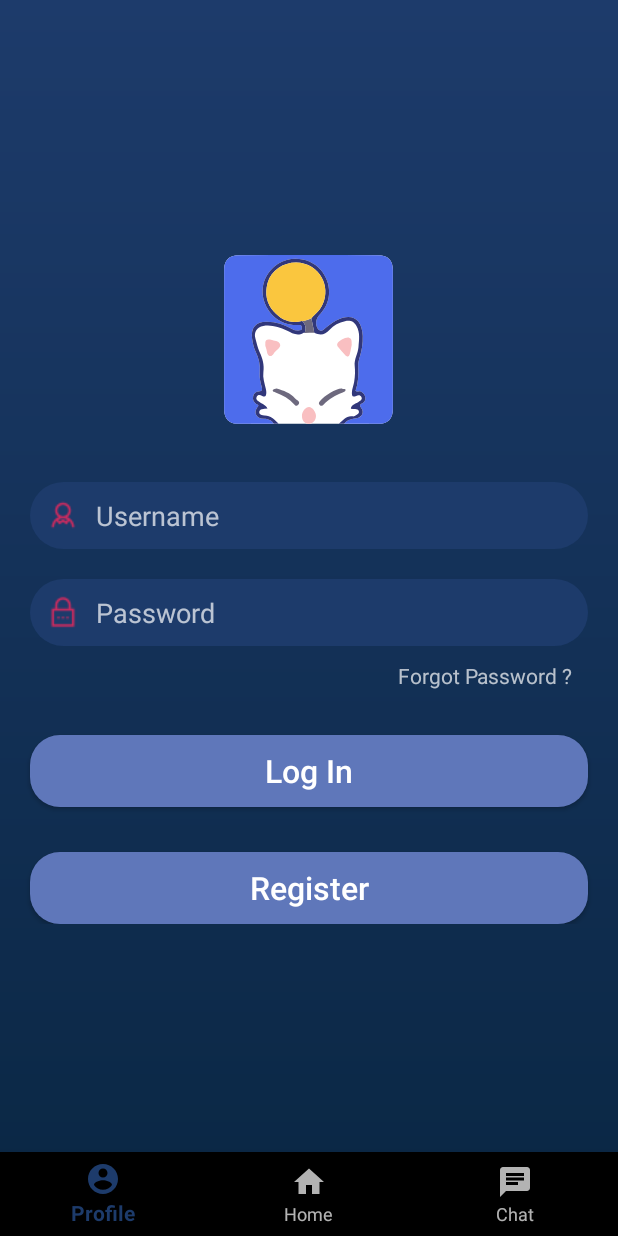
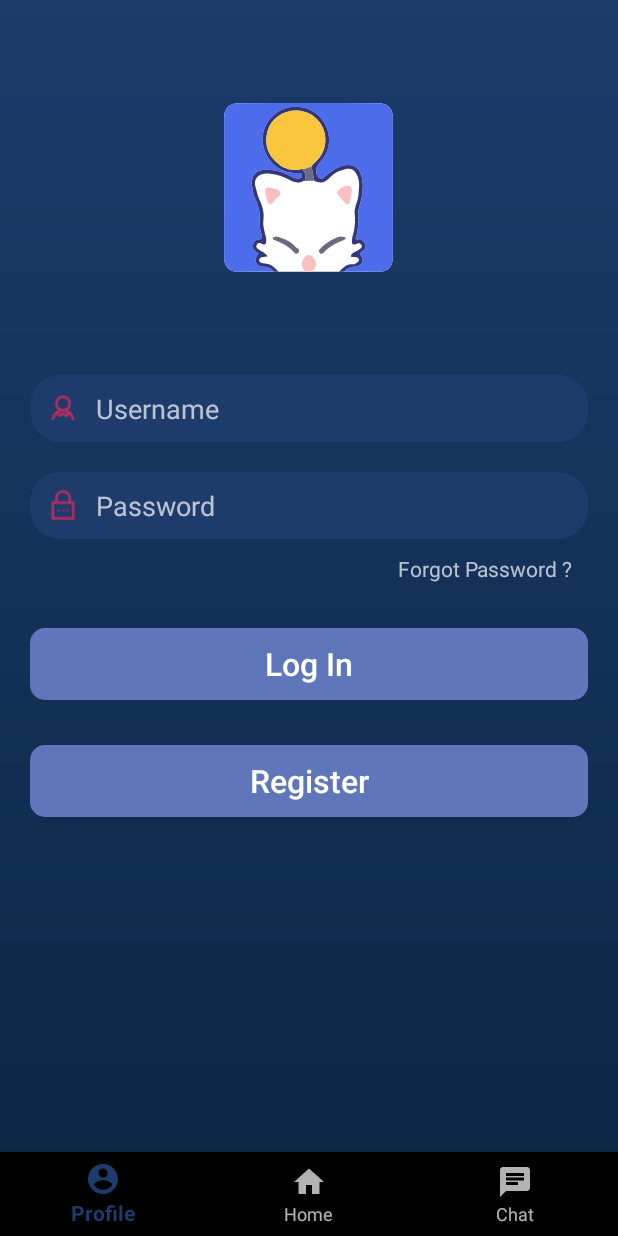
Before and after one commit to AlejandroLuqueEspin/AndroidStudio-GameCompanion, an Android app: the screen it shows after launch (MainActivity), on a phone screen of 412 x 824 dp. Run offline under Robolectric (Android 15) with nearby library versions, the phone set to English and light mode, and no system bars; our stand-ins replace Firebase (no records; nobody signed in at launch, a user with empty details on screens opened directly).

Commit message:
Base de proyecto y cambio de actividades
Ahora empiezo a entender como funciona

```diff
--- a/MyApplicationAAA1/app/src/main/java/com/example/myapplicationaaa1/activity/MainActivity.kt
+++ b/MyApplicationAAA1/app/src/main/java/com/example/myapplicationaaa1/activity/MainActivity.kt
@@ -2,11 +2,11 @@ package com.example.myapplicationaaa1.activity
 
 import androidx.appcompat.app.AppCompatActivity
 import android.os.Bundle
-import android.view.MenuItem
-import com.example.myapplicationaaa1.fragment.ProfileFragment
+import android.widget.Toast
 import com.example.myapplicationaaa1.R
-import com.google.android.material.bottomnavigation.BottomNavigationView
+import com.example.myapplicationaaa1.fragment.LoginActivity_Fragment
 import kotlinx.android.synthetic.main.activity_main.*
+import kotlinx.android.synthetic.main.fragment_profile.*
 
 class MainActivity : AppCompatActivity() {
 
@@ -15,11 +15,10 @@ class MainActivity : AppCompatActivity() {
         setContentView(R.layout.activity_main)
 
         //Para inicar el gragmentlayout con algo al inicio
-        val profileFragment= ProfileFragment()
+        val profileFragment= LoginActivity_Fragment()
         val fragmentTransaction =supportFragmentManager.beginTransaction()
         fragmentTransaction.add(fragmentContainer.id,profileFragment)
         fragmentTransaction.commit()
-
 
 
         bottomNavView.setOnNavigationItemSelectedListener {
@@ -28,9 +27,9 @@ class MainActivity : AppCompatActivity() {
                 R.id.chat ->{}
                 R.id.home ->{}
                 R.id.profile ->{
-                    val profileFragment= ProfileFragment()
+                    val profileFragment= LoginActivity_Fragment()
                     val fragmentTransaction =supportFragmentManager.beginTransaction()
-                    fragmentTransaction.add(fragmentContainer.id,profileFragment)
+                    fragmentTransaction.replace(fragmentContainer.id,profileFragment)
                     fragmentTransaction.commit()
 
                 }
--- a/MyApplicationAAA1/app/src/main/java/com/example/myapplicationaaa1/fragment/LoginActivity_Fragment.kt
+++ b/MyApplicationAAA1/app/src/main/java/com/example/myapplicationaaa1/fragment/LoginActivity_Fragment.kt
@@ -8,11 +8,13 @@ import androidx.fragment.app.Fragment
 import android.view.LayoutInflater
 import android.view.View
 import android.view.ViewGroup
+import android.widget.Button
 import android.widget.Toast
 import com.example.myapplicationaaa1.R
 import com.example.myapplicationaaa1.activity.RegisterActivity
 import com.example.myapplicationaaa1.utils.UserDao
 import com.google.firebase.auth.FirebaseAuth
+import kotlinx.android.synthetic.*
 import kotlinx.android.synthetic.main.fragment_profile.*
 
 
@@ -22,39 +24,36 @@ private const val ARG_PARAM1 = "param1"
 private const val ARG_PARAM2 = "param2"
 
 
-class ProfileFragment : Fragment() {
-
-    override fun onCreate(savedInstanceState: Bundle?) {
-        super.onCreate(savedInstanceState)
-
-        loginButton.setOnClickListener{
-            Toast.makeText(context, "You clicked me.", Toast.LENGTH_SHORT).show()
-            LoginUser()
-        }
-    }
+class LoginActivity_Fragment : Fragment() {
 
 
-    override fun onAttach(context: Context) {
-        super.onAttach(context)
-    }
+
 
     override fun onCreateView(
         inflater: LayoutInflater, container: ViewGroup?,
         savedInstanceState: Bundle?
-    ): View? {
+        ): View? {
+        val view: View = inflater!!.inflate(R.layout.fragment_profile, container, false)
+
         // Inflate the layout for this fragment
-        return inflater.inflate(R.layout.fragment_profile, container, false)
+        return view;
     }
-
 
     override fun onViewCreated(view: View, savedInstanceState: Bundle?) {
         super.onViewCreated(view, savedInstanceState)
+        logoutButton.visibility=View.GONE
+        registerButton.visibility=View.VISIBLE
+        LogIn.visibility=View.VISIBLE
+
+        LogIn.setOnClickListener()
+        {
+            LoginUser()
+        }
+        registerButton.setOnClickListener{
+            startActivity(Intent(requireContext(), RegisterActivity::class.java))
+        }
     }
 
-    override fun onResume() {
-        super.onResume()
-        LoginUser()
-    }
 
     private fun LoginUser() {
 
@@ -71,17 +70,13 @@ class ProfileFragment : Fragment() {
         }
         else { //Progress bar
             //Login aND INIT
-            if(FirebaseAuth.getInstance().currentUser==null){//no hay user
-                logoutButton.visibility=View.GONE
-                registerButton.visibility=View.VISIBLE
-                registerButton.setOnClickListener{
-                    startActivity(Intent(requireContext(), RegisterActivity::class.java))
-                }
+            if(FirebaseAuth.getInstance().currentUser==null){//no hay usera logeado
+                //check en la base de datos
             }
             else
             {
                 registerButton.visibility=View.GONE
-                loginButton.visibility=View.GONE
+                LogIn.visibility=View.GONE
                 logoutButton.visibility=View.VISIBLE
 
                 logoutButton.setOnClickListener{
--- a/MyApplicationAAA1/app/src/main/res/drawable/login_button_background.xml
+++ b/MyApplicationAAA1/app/src/main/res/drawable/login_button_background.xml
@@ -3,6 +3,6 @@
         android:shape="rectangle">
 
     <solid android:color="@color/colorAccent"></solid>
-    <corners android:radius="20dp"></corners>
+    <corners android:radius="10dp"></corners>
 
 </shape>
--- a/MyApplicationAAA1/app/src/main/res/drawable/login_edit_background.xml
+++ b/MyApplicationAAA1/app/src/main/res/drawable/login_edit_background.xml
@@ -3,6 +3,6 @@
         android:shape="rectangle">
 
     <solid android:color="@color/colorPrimary"></solid>
-    <corners android:radius="30dp"></corners>
+    <corners android:radius="20dp"></corners>
 
 </shape>
--- a/MyApplicationAAA1/app/src/main/res/layout/fragment_profile.xml
+++ b/MyApplicationAAA1/app/src/main/res/layout/fragment_profile.xml
@@ -1,20 +1,16 @@
 <?xml version="1.0" encoding="utf-8"?>
-<RelativeLayout
+<LinearLayout
         xmlns:android="http://schemas.android.com/apk/res/android"
         xmlns:tools="http://schemas.android.com/tools"
-        xmlns:app="http://schemas.android.com/apk/res-auto"
         android:background="@drawable/login_background"
         android:layout_width="match_parent"
         android:layout_height="match_parent"
+        android:orientation="vertical"
+        android:layout_centerVertical="true"
         tools:context=".activity.RegisterActivity">
 
-
-    <LinearLayout
-            android:layout_width="match_parent"
-            android:layout_height="wrap_content"
-            android:orientation="vertical"
-            android:layout_centerVertical="true">
         <ImageView
+                android:layout_marginTop="50dp"
                 android:layout_width="150dp"
                 android:layout_height="150dp"
                 android:src="@drawable/ic_icon"
@@ -24,7 +20,7 @@
                 android:id="@+id/usernameEditText"
                 android:layout_marginStart="20dp"
                 android:layout_marginEnd="20dp"
-                android:layout_marginTop="20dp"
+                android:layout_marginTop="50dp"
                 android:drawablePadding="10dp"
                 android:drawableStart="@drawable/ic_user"
                 android:hint="Username"
@@ -45,7 +41,7 @@
                 android:background="@drawable/login_edit_background"
                 android:padding="10dp"/>
         <TextView
-                android:id="@+id/loginButton"
+                android:id="@+id/ForgotPassword"
                 android:layout_marginStart="20dp"
                 android:layout_marginEnd="20dp"
                 android:layout_width="wrap_content"
@@ -87,7 +83,4 @@
                 android:textAllCaps="false"
                 android:textSize="21sp"/>
 
-
-    </LinearLayout>
-
-</RelativeLayout>
+</LinearLayout>
```
Also changed, not shown: MyApplicationAAA1/app/src/main/java/com/example/myapplicationaaa1/activity/RegisterActivity.kt (+3 -4 lines).
